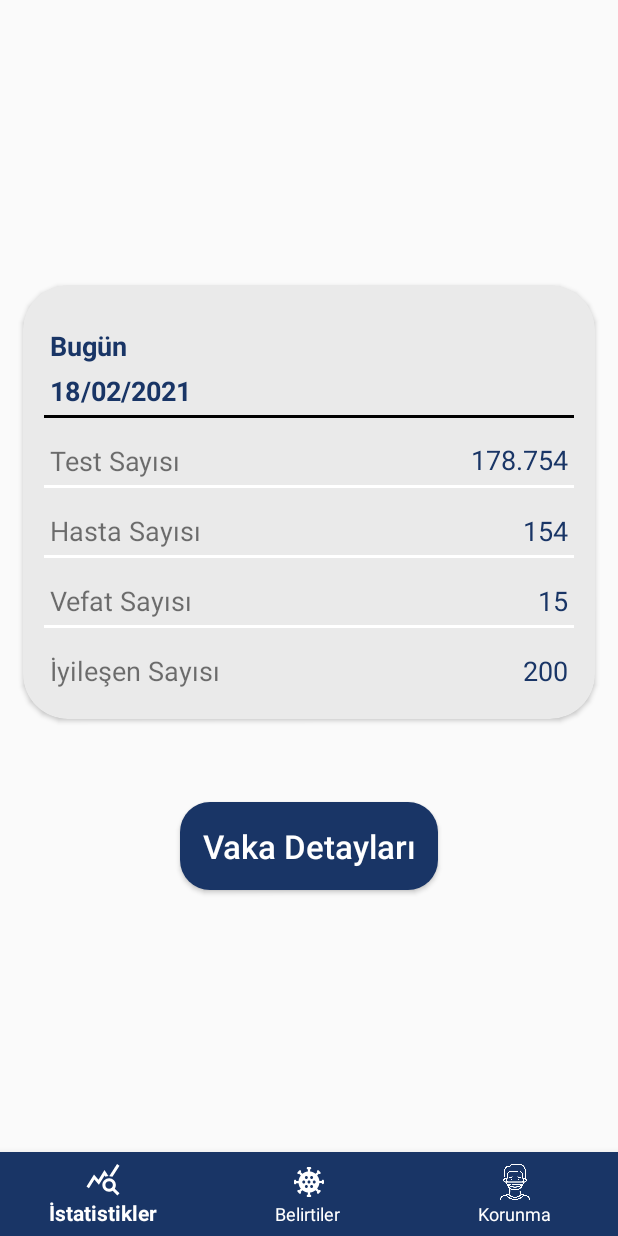
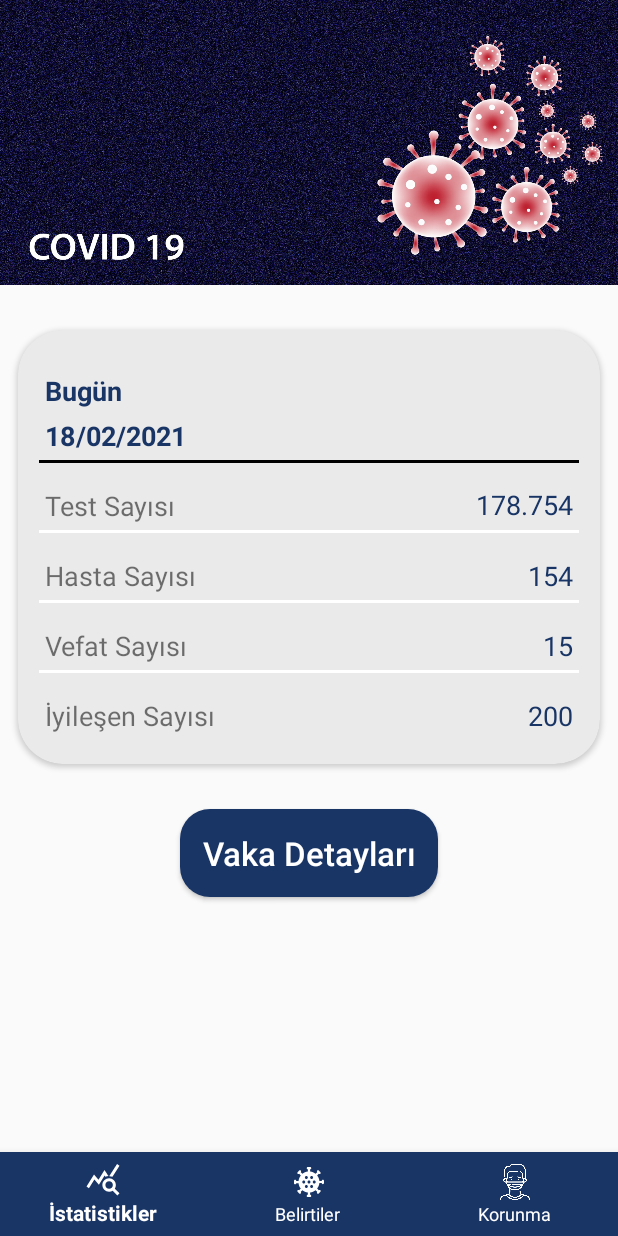
Before and after one commit to aticiadem/CovidTurkeyProject, an Android app: the screen it shows after launch (MainActivity), on a phone screen of 412 x 824 dp. Run offline under Robolectric (Android 15) with nearby library versions, the phone set to English and light mode, and no system bars; our stand-ins replace navigation-ui.

Commit message:
Tasarımlar Tamamlandı

```diff
--- a/app/src/main/res/layout/fragment_istatistik.xml
+++ b/app/src/main/res/layout/fragment_istatistik.xml
@@ -1,17 +1,33 @@
 <?xml version="1.0" encoding="utf-8"?>
-<LinearLayout
-    xmlns:android="http://schemas.android.com/apk/res/android"
-    xmlns:app="http://schemas.android.com/apk/res-auto"
-    xmlns:tools="http://schemas.android.com/tools"
+<ScrollView
     android:layout_width="match_parent"
     android:layout_height="match_parent"
     android:orientation="vertical"
-    android:gravity="center"
+    xmlns:android="http://schemas.android.com/apk/res/android"
+    xmlns:app="http://schemas.android.com/apk/res-auto"
+    xmlns:tools="http://schemas.android.com/tools">
+
+    <LinearLayout
+        android:layout_width="match_parent"
+        android:layout_height="wrap_content"
+        android:orientation="vertical"
         tools:context=".fragment.IstatistikFragment">
+
+        <View
+            android:id="@+id/view6"
+            android:layout_width="match_parent"
+            android:layout_height="190dp"
+            android:background="@drawable/redcorona"
+            app:layout_constraintCircleRadius="20dp"
+            app:layout_constraintEnd_toEndOf="parent"
+            app:layout_constraintStart_toStartOf="parent"
+            app:layout_constraintTop_toTopOf="parent"/>
 
         <androidx.cardview.widget.CardView
             android:layout_width="wrap_content"
-        android:layout_margin="15dp"
+            android:layout_marginTop="30dp"
+            android:layout_marginStart="12dp"
+            android:layout_marginEnd="12dp"
             android:backgroundTint="@color/beyazayakın"
             android:layout_height="wrap_content"
             app:cardCornerRadius="30dp">
@@ -198,11 +214,15 @@
             android:id="@+id/buttonVakaDetaylari"
             android:layout_width="wrap_content"
             android:layout_height="wrap_content"
-        android:layout_marginTop="40dp"
+            android:layout_marginTop="30dp"
+            android:layout_marginBottom="20dp"
             android:textSize="22sp"
+            android:layout_gravity="center"
             android:background="@drawable/button_background"
             android:textColor="@color/white"
             android:textAllCaps="false"
             android:text="@string/vaka_detaylari"/>
 
     </LinearLayout>
+
+</ScrollView>
```
Also changed, not shown: app/src/main/res/layout/fragment_korunma.xml (+11 -11 lines), app/src/main/res/drawable/bluecorona.png (added), app/src/main/res/drawable/redcorona.jpg (added). Lines whose indentation alone changed are shown as unchanged.
